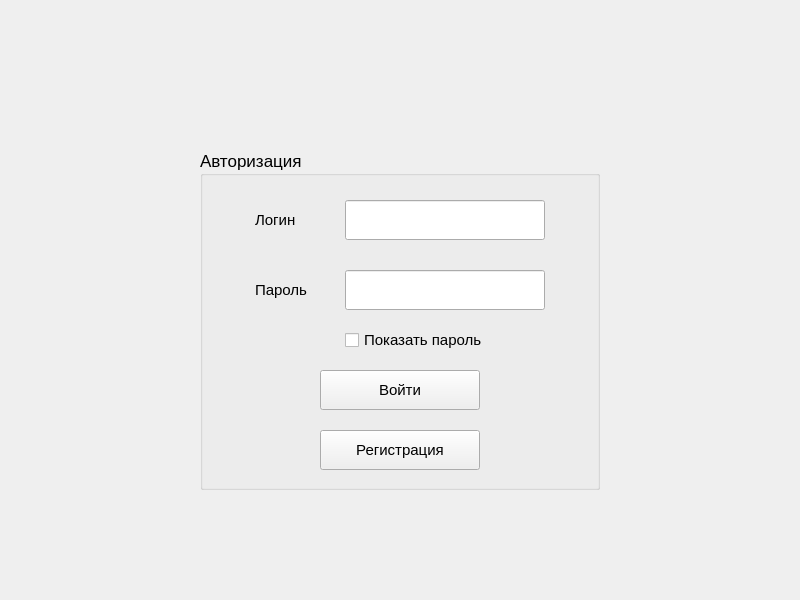
Qt form Client/mainwidget.ui (Kekuch13/messenger) before a commit.
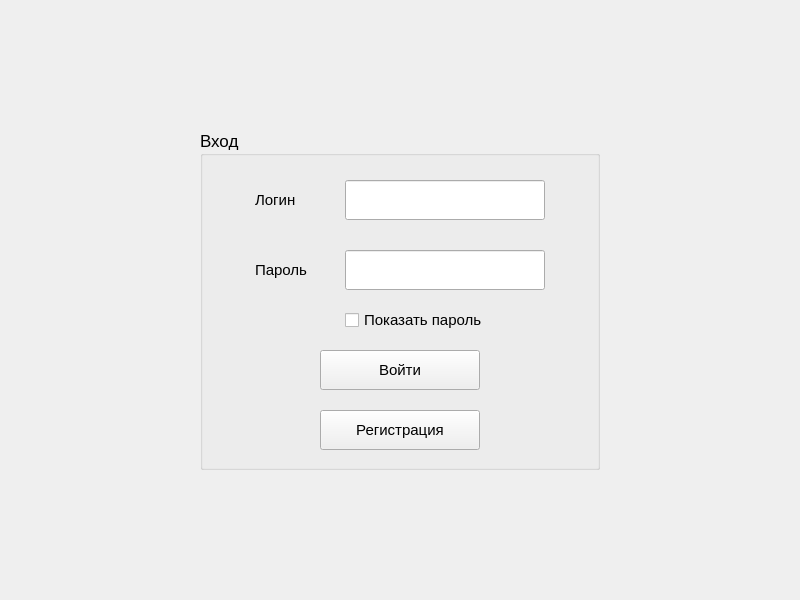
The same form after that commit. The open tabs and pages were chosen to show the change.

Commit message: небольшой рефакторинг

What changed in the file:
```diff
--- a/Client/mainwidget.ui
+++ b/Client/mainwidget.ui
@@ -30,7 +30,7 @@
      <property name="geometry">
       <rect>
        <x>200</x>
-       <y>150</y>
+       <y>130</y>
        <width>400</width>
        <height>340</height>
       </rect>
@@ -41,7 +41,7 @@
       </font>
      </property>
      <property name="title">
-      <string>Авторизация</string>
+      <string>Вход</string>
      </property>
      <widget class="QPushButton" name="enterButton">
       <property name="geometry">
```
Left out of the diff: 2 changed lines with no effect on the pictures. The commit also changes 2 other files.
